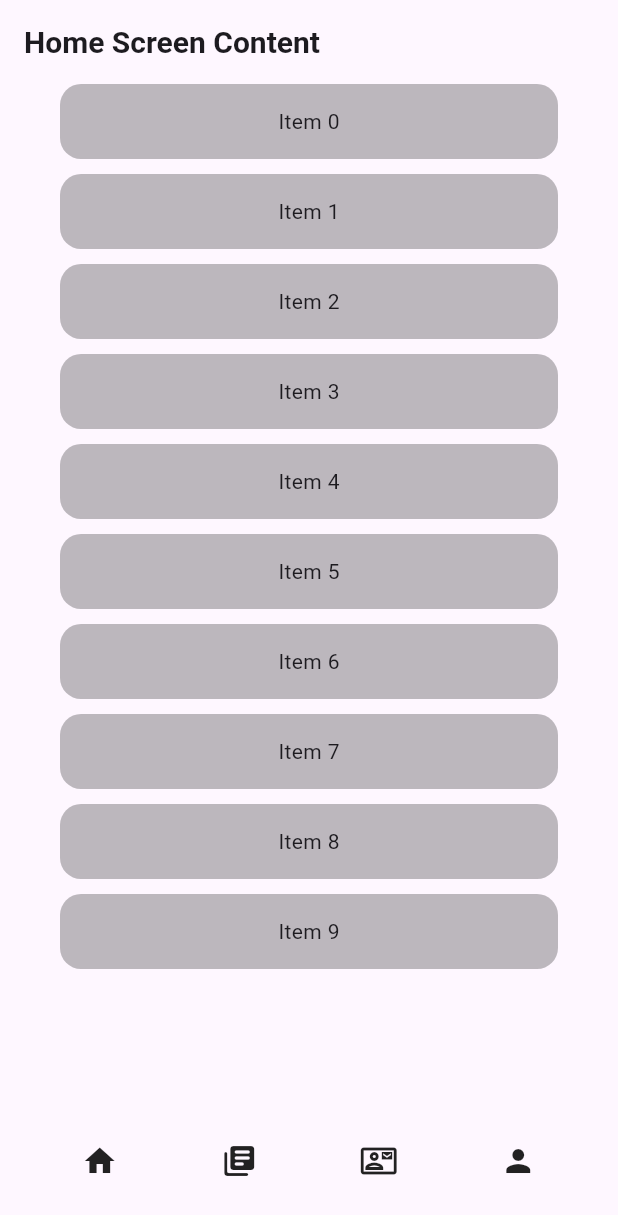
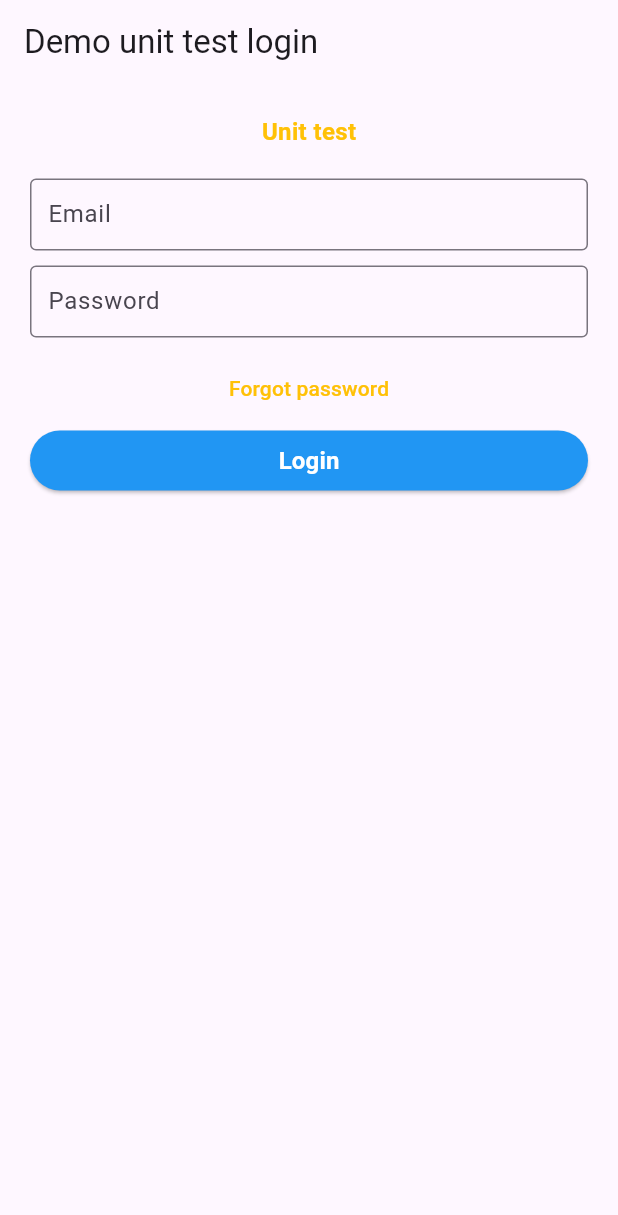
Before and after one commit to alvdvn/unit_test_demo, a Flutter app: the screen it shows after launch, on a phone screen of 412 x 824 dp. Shown: the top 1215 px of the screen. Run offline on Flutter 3.47's test engine with Material 3 defaults, Android fonts, the light colour scheme and no system bars; our stand-ins replace get.

Commit message:
update unit test logic func login
Signed-off-by: Tuan Anh Nguyen <>

```diff
--- a/lib/injection/dl.dart
+++ b/lib/injection/dl.dart
@@ -2,7 +2,9 @@
 
 import 'package:get/instance_manager.dart';
 import 'package:unit_test_demo/screen/demo_controller.dart';
+import 'package:unit_test_demo/screen/login/login_controller.dart';
 
 Future<void> configutionDepentences() async{
   Get.put(DemoController());
+  Get.put(LoginController());
 }
--- a/lib/main.dart
+++ b/lib/main.dart
@@ -1,6 +1,7 @@
 import 'package:flutter/material.dart';
 import 'package:unit_test_demo/injection/dl.dart';
 import 'package:unit_test_demo/screen/demo_widget.dart';
+import 'package:unit_test_demo/screen/login/login_wiget.dart';
 
 void main() async{
  await configutionDepentences();
@@ -13,9 +14,9 @@
   // This widget is the root of your application.
   @override
   Widget build(BuildContext context) {
-    return MaterialApp(
+    return const MaterialApp(
 
-      home: DemoWidget()
+      home: LoginWiget()
     );
   }
 }
--- /dev/null
+++ b/lib/screen/login/login_controller.dart
@@ -0,0 +1,37 @@
+import 'package:flutter/cupertino.dart';
+import 'package:get/get.dart';
+
+class LoginController extends GetxController {
+
+  static String emailValidate(final String value) {
+    String message = '';
+    if (value.trim().isEmpty) message = 'Please enter email';
+    /// search for email validate in func
+    RegExp emailPattern = RegExp(r"(?:[a-z0-9!#$%&'*+/=?^_`{|}~-]+(?:\.[a-z0-9!#$%&'"
+    r'*+/=?^_`{|}~-]+)*|"(?:[\x01-\x08\x0b\x0c\x0e-\x1f\x21\x23-\x5b\x5d-'
+    r'\x7f]|\\[\x01-\x09\x0b\x0c\x0e-\x7f])*")@(?:(?:[a-z0-9](?:[a-z0-9-]*'
+    r'[a-z0-9])?\.)+[a-z0-9](?:[a-z0-9-]*[a-z0-9])?|\[(?:(?:(2(5[0-5]|[0-4]'
+    r'[0-9])|1[0-9][0-9]|[1-9]?[0-9]))\.){3}(?:(2(5[0-5]|[0-4][0-9])|1[0-9]'
+    r'[0-9]|[1-9]?[0-9])|[a-z0-9-]*[a-z0-9]:(?:[\x01-\x08\x0b\x0c\x0e-\x1f\'
+    r'x21-\x5a\x53-\x7f]|\\[\x01-\x09\x0b\x0c\x0e-\x7f])+)\])');
+    if (value.trim().isNotEmpty && !emailPattern.hasMatch(value)) {
+      message = 'Please enter valid email';
+    }
+    if (emailPattern.hasMatch(value)) {
+      message = 'Email is valid';
+    }
+    return message;
+  }
+
+  static String passwordValidate(final String value) {
+    String message = '';
+    if (value.trim().isEmpty) message = 'Please enter password';
+    if (value.trim().isNotEmpty && value.length < 8) {
+      message = 'Password must be more than 7 character';
+    }
+    if (value.trim().isNotEmpty && value.length > 7) {
+      message = 'Password is valid';
+    }
+    return message;
+  }
+}
--- /dev/null
+++ b/lib/screen/login/login_wiget.dart
@@ -0,0 +1,104 @@
+import 'dart:ui';
+
+import 'package:flutter/cupertino.dart';
+import 'package:flutter/material.dart';
+import 'package:flutter/painting.dart';
+
+class LoginWiget extends StatefulWidget {
+  const LoginWiget({super.key});
+
+  @override
+  State<LoginWiget> createState() => _LoginWigetState();
+}
+
+class _LoginWigetState extends State<LoginWiget> {
+
+  final TextEditingController _emailTextController = TextEditingController();
+  final TextEditingController _passwordTextController = TextEditingController();
+
+  @override
+  Widget build(BuildContext context) {
+    return Scaffold(
+      appBar: AppBar(
+        title: const Text('Demo unit test login'),
+      ),
+      body: _bodyLogin(),
+    );
+  }
+
+  Widget _bodyLogin() => Padding(
+      padding: const EdgeInsets.symmetric(horizontal: 20),
+    child: Column(
+      children: [
+        _mediumVerticalSpacer(),
+        _headerText(),
+        _mediumVerticalSpacer(),
+        _emailAndPasswordFiels(),
+        _loginButton(),
+      ],
+    ),
+  );
+
+  Widget _mediumVerticalSpacer() => const SizedBox(height: 20);
+
+  Widget _headerText() => const Text(
+    'Unit test',
+    style: TextStyle(
+      color: Colors.amber,
+      fontSize: 16,
+      fontWeight: FontWeight.bold,
+    ),
+  );
+
+  Widget _emailAndPasswordFiels() => Column(
+    children: [
+      TextField(
+        controller: _emailTextController,
+        decoration: const InputDecoration(
+          border: OutlineInputBorder(),
+          contentPadding: EdgeInsets.all(8),
+          hintText: 'Email',
+          labelText: 'Email',
+        ),
+      ),
+      _smallVerticalSpacer(),
+      TextField(
+        controller: _passwordTextController,
+        decoration: const InputDecoration(
+          border: OutlineInputBorder(),
+          contentPadding: EdgeInsets.all(8),
+          hintText: 'Password',
+          labelText: 'Password',
+        ),
+      ),
+      _smallVerticalSpacer(),
+      TextButton(onPressed: () {
+
+      }, child: const Text('Forgot password',
+          style: TextStyle(
+            color: Colors.amber,
+            fontSize: 14,
+            fontWeight: FontWeight.w500,
+          )))
+    ],
+  );
+
+  Widget _smallVerticalSpacer() => const SizedBox(height: 10);
+
+
+
+  Widget _loginButton() => SizedBox(
+  width: double.infinity,
+  child: ElevatedButton(
+  onPressed: () {},
+  style: ButtonStyle(backgroundColor: MaterialStateProperty.all<Color>(Colors.blue)),
+  child: const Text(
+  'Login',
+  style: TextStyle(
+  color: Colors.white,
+  fontSize: 16,
+  fontWeight: FontWeight.bold)
+  )
+  ),
+  );
+}
```
Also changed, not shown: pubspec.lock, 1 other file.
